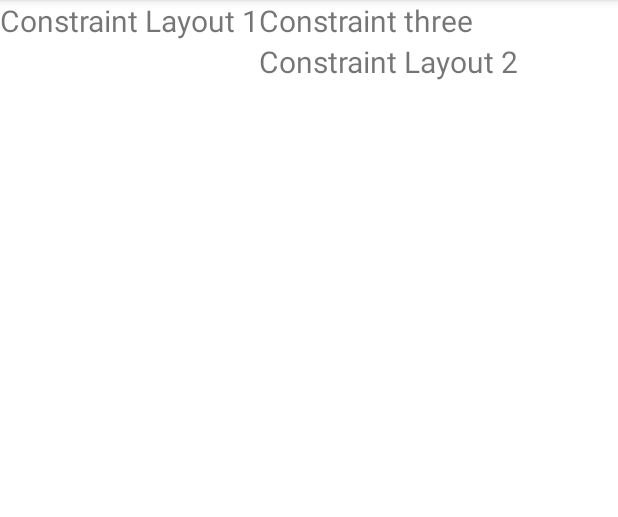
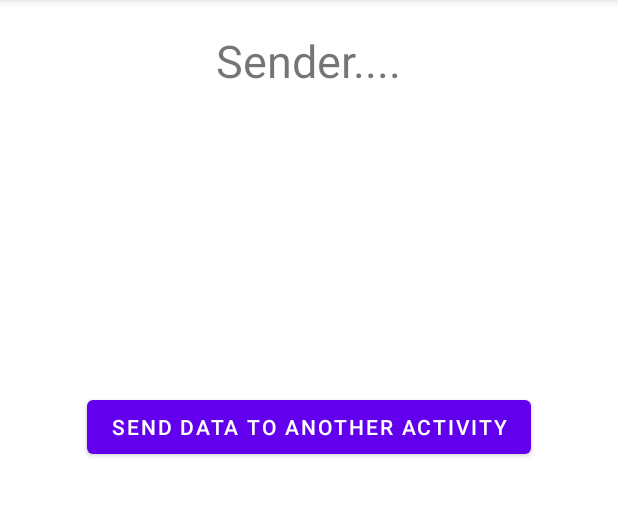
Before and after one commit to saljeshh/MobileProgrammingLabReport, an Android app: the screen it shows after launch (MainActivity before the commit, Sender after it), on a phone screen of 412 x 824 dp, the part 84-601 px from its top. Run offline under Robolectric (Android 15) with nearby library versions, the phone set to English and light mode, and no system bars.

Commit message:
Intent Data Passing

```diff
--- a/app/src/main/AndroidManifest.xml
+++ b/app/src/main/AndroidManifest.xml
@@ -13,12 +13,14 @@
         android:theme="@style/Theme.LabReports"
         tools:targetApi="31">
 
-        <activity android:name=".MainActivity" android:exported="true">
+        <activity android:name=".Sender" android:exported="true">
             <intent-filter>
                 <action android:name="android.intent.action.MAIN"/>
-                <category android:name="android.intent.category.LAUNCHER"/>
+                <category android:name="android.intent.category.LAUNCHER" />
             </intent-filter>
         </activity>
+
+        <activity android:name=".Receiver" android:exported="true"></activity>
 
     </application>
 
--- a/app/src/main/java/com/example/labreports/MainActivity.java
+++ /dev/null
@@ -1,14 +0,0 @@
-package com.example.labreports;
-
-import android.os.Bundle;
-
-import androidx.annotation.Nullable;
-import androidx.appcompat.app.AppCompatActivity;
-
-public class MainActivity extends AppCompatActivity {
-    @Override
-    protected void onCreate(@Nullable Bundle savedInstanceState) {
-        super.onCreate(savedInstanceState);
-        setContentView(R.layout.constraint_layout);
-    }
-}
--- /dev/null
+++ b/app/src/main/java/com/example/labreports/Sender.java
@@ -0,0 +1,31 @@
+package com.example.labreports;
+
+import android.content.Intent;
+import android.os.Bundle;
+import android.view.View;
+import android.widget.Button;
+
+import androidx.annotation.Nullable;
+import androidx.appcompat.app.AppCompatActivity;
+
+public class Sender extends AppCompatActivity {
+    @Override
+    protected void onCreate(@Nullable Bundle savedInstanceState) {
+        super.onCreate(savedInstanceState);
+        setContentView(R.layout.sender_layout);
+
+        Button btn = findViewById(R.id.send);
+
+        btn.setOnClickListener(new View.OnClickListener() {
+            @Override
+            public void onClick(View view) {
+                Intent i = new Intent(Sender.this,Receiver.class);
+                i.putExtra("name", "Saljesh Maharjan");
+                i.putExtra("Religion", "Sanatani");
+                i.putExtra("Favourite_god", "Mahadev, Krishna, Ram, Ganesh");
+                startActivity(i);
+            }
+        });
+
+    }
+}
--- a/app/src/main/res/layout/constraint_layout.xml
+++ /dev/null
@@ -1,37 +0,0 @@
-<?xml version="1.0" encoding="utf-8"?>
-<androidx.constraintlayout.widget.ConstraintLayout xmlns:android="http://schemas.android.com/apk/res/android"
-    android:layout_width="match_parent"
-    android:layout_height="match_parent"
-    xmlns:tools="http://schemas.android.com/tools"
-    xmlns:app="http://schemas.android.com/apk/res-auto">
-
-    <TextView
-        android:layout_width="wrap_content"
-        android:layout_height="wrap_content"
-        android:text="Constraint Layout 1"
-        android:id="@+id/one"
-        android:textSize="20dp"
-        tools:ignore="MissingConstraints"
-        />
-
-    <TextView
-        android:layout_width="wrap_content"
-        android:layout_height="wrap_content"
-        android:id="@+id/two"
-        android:textSize="20dp"
-        android:text="Constraint Layout 2"
-        app:layout_constraintLeft_toRightOf="@id/one"
-        app:layout_constraintTop_toBottomOf="@id/one"
-        />
-
-    <TextView
-        android:layout_width="wrap_content"
-        android:layout_height="wrap_content"
-        android:id="@+id/three"
-        android:text="Constraint three"
-        android:textSize="20dp"
-        app:layout_constraintLeft_toLeftOf="@id/two"
-        app:layout_constraintBottom_toTopOf="@id/two"
-        />
-
-</androidx.constraintlayout.widget.ConstraintLayout>
--- /dev/null
+++ b/app/src/main/res/layout/sender_layout.xml
@@ -0,0 +1,26 @@
+<?xml version="1.0" encoding="utf-8"?>
+<LinearLayout xmlns:android="http://schemas.android.com/apk/res/android"
+    android:orientation="vertical"
+    android:layout_width="match_parent"
+    android:layout_height="match_parent">
+
+    <TextView
+        android:id="@+id/senderone"
+        android:layout_width="wrap_content"
+        android:layout_height="wrap_content"
+        android:text="Sender...."
+        android:textSize="30dp"
+        android:layout_marginTop="20dp"
+        android:layout_gravity="center"
+        />
+
+    <Button
+        android:id="@+id/send"
+        android:layout_width="wrap_content"
+        android:layout_height="wrap_content"
+        android:layout_gravity="center"
+        android:layout_marginTop="200dp"
+        android:text="Send Data to Another Activity"/>
+
+
+</LinearLayout>
```
Also changed, not shown: app/src/main/java/com/example/labreports/Receiver.java (added, +25 -0 lines), app/src/main/res/layout/receiver_layout.xml (renamed from app/src/main/res/layout/linear_layout.xml, +6 -10 lines), app/src/main/res/layout/relative_layout.xml (deleted, +0 -29 lines).
